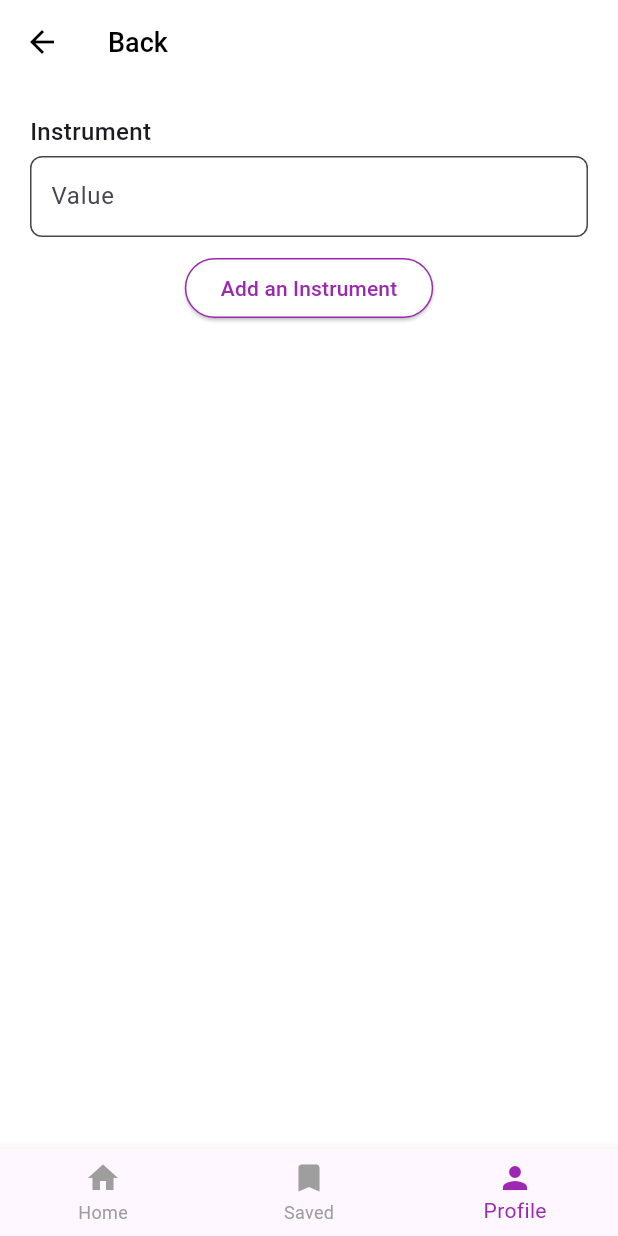
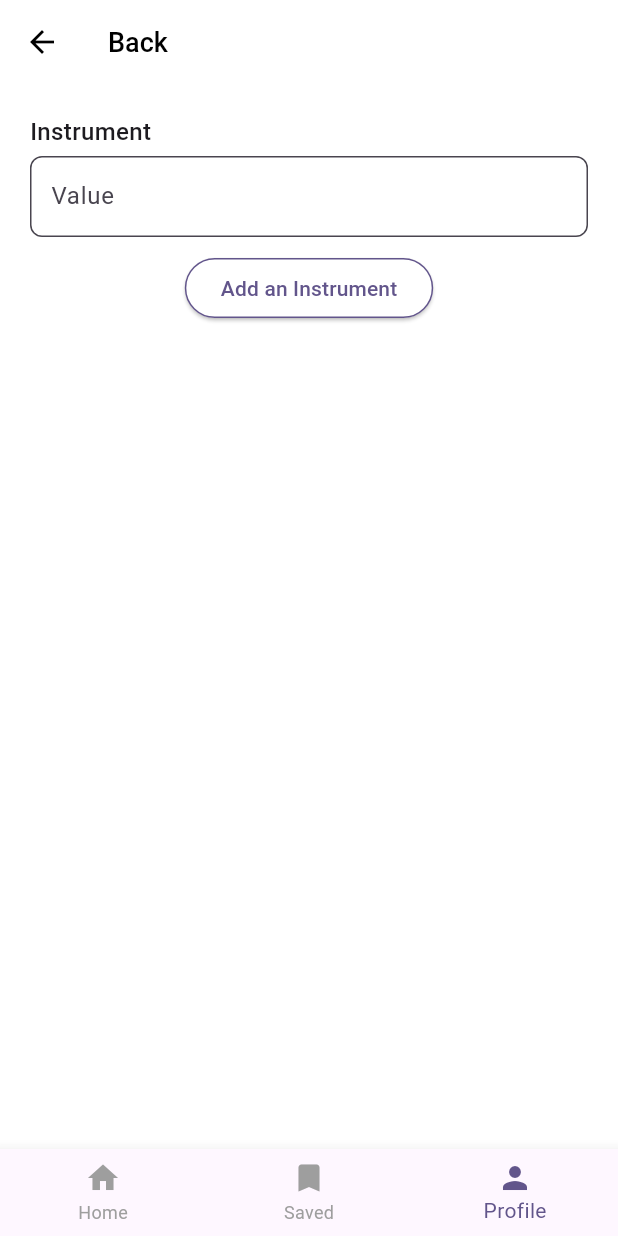
Before and after one commit to cchristinezhou/transposeX, a Flutter app: the InstrumentScreen screen opened directly, on a phone screen of 412 x 824 dp. Run offline on Flutter 3.47's test engine with Material 3 defaults, Android fonts, the phone set to English and light mode, and no system bars; our stand-ins replace webview_flutter.

Commit message:
fix purple color shade & fix animation

```diff
--- a/transpose_x/lib/screens/instrument_screen.dart
+++ b/transpose_x/lib/screens/instrument_screen.dart
@@ -69,8 +69,8 @@ class _InstrumentScreenState extends State<InstrumentScreen> {
                 onPressed: _addInstrument,
                 style: ElevatedButton.styleFrom(
                   backgroundColor: Colors.white,
-                  foregroundColor: Colors.purple,
-                  side: BorderSide(color: Colors.purple),
+                  foregroundColor: Color.fromARGB(255, 98, 85, 139),
+                  side: BorderSide(color: Color.fromARGB(255, 98, 85, 139)),
                   shape: RoundedRectangleBorder(
                     borderRadius: BorderRadius.circular(20),
                   ),
@@ -115,7 +115,7 @@ class _InstrumentScreenState extends State<InstrumentScreen> {
           BottomNavigationBarItem(icon: Icon(Icons.bookmark), label: "Saved"),
           BottomNavigationBarItem(icon: Icon(Icons.person), label: "Profile"),
         ],
-        selectedItemColor: Colors.purple,
+        selectedItemColor: Color.fromARGB(255, 98, 85, 139),
         unselectedItemColor: Colors.grey,
       ),
     );
--- a/transpose_x/lib/screens/name_screen.dart
+++ b/transpose_x/lib/screens/name_screen.dart
@@ -47,7 +47,7 @@ class _NameScreenState extends State<NameScreen> {
           BottomNavigationBarItem(icon: Icon(Icons.bookmark), label: "Saved"),
           BottomNavigationBarItem(icon: Icon(Icons.person), label: "Profile"),
         ],
-        selectedItemColor: Colors.purple,
+        selectedItemColor: Color.fromARGB(255, 98, 85, 139),
         unselectedItemColor: Colors.grey,
       ),
     );
```
Also changed, not shown: transpose_x/lib/screens/profile_screen.dart (+15 -5 lines).
